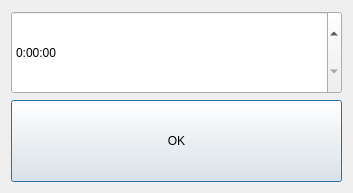
Before: the Qt Designer form Lab2/element_timer.ui in MariKush/OOP, drawn with Qt 5.
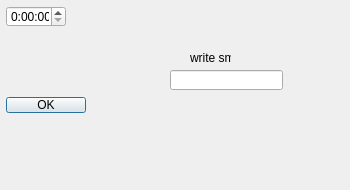
After: the same form once the commit is applied.

What changed in the file:
```diff
--- a/Lab2/element_timer.ui
+++ b/Lab2/element_timer.ui
@@ -6,29 +6,48 @@
    <rect>
     <x>0</x>
     <y>0</y>
-    <width>353</width>
-    <height>193</height>
+    <width>350</width>
+    <height>190</height>
    </rect>
   </property>
   <property name="windowTitle">
    <string>Dialog</string>
   </property>
-  <layout class="QVBoxLayout" name="verticalLayout">
-   <item>
     <widget class="QTimeEdit" name="timeEdit">
+   <property name="geometry">
+    <rect>
+     <x>6</x>
+     <y>6</y>
+     <width>60</width>
+     <height>21</height>
+    </rect>
+   </property>
      <property name="sizePolicy">
       <sizepolicy hsizetype="Minimum" vsizetype="Preferred">
        <horstretch>0</horstretch>
        <verstretch>0</verstretch>
       </sizepolicy>
      </property>
+   <property name="maximumTime">
+    <time>
+     <hour>23</hour>
+     <minute>59</minute>
+     <second>59</second>
+    </time>
+   </property>
      <property name="displayFormat">
       <string>H:mm:ss</string>
      </property>
     </widget>
-   </item>
-   <item>
     <widget class="QPushButton" name="set_timer_time">
+   <property name="geometry">
+    <rect>
+     <x>6</x>
+     <y>97</y>
+     <width>80</width>
+     <height>16</height>
+    </rect>
+   </property>
      <property name="sizePolicy">
       <sizepolicy hsizetype="Minimum" vsizetype="Preferred">
        <horstretch>0</horstretch>
@@ -39,8 +58,32 @@
       <string>OK</string>
      </property>
     </widget>
-   </item>
-  </layout>
+  <widget class="QLineEdit" name="NameEdit">
+   <property name="geometry">
+    <rect>
+     <x>170</x>
+     <y>70</y>
+     <width>113</width>
+     <height>20</height>
+    </rect>
+   </property>
+   <property name="inputMask">
+    <string/>
+   </property>
+  </widget>
+  <widget class="QLabel" name="label">
+   <property name="geometry">
+    <rect>
+     <x>190</x>
+     <y>50</y>
+     <width>41</width>
+     <height>16</height>
+    </rect>
+   </property>
+   <property name="text">
+    <string>write smth</string>
+   </property>
+  </widget>
  </widget>
  <resources/>
  <connections/>
```
Lines whose indentation alone changed are shown as unchanged.
